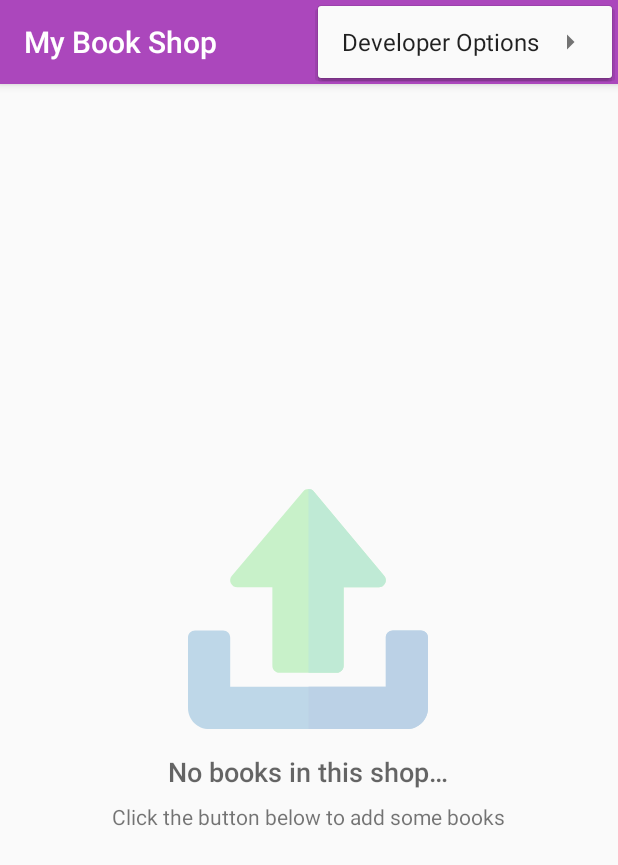
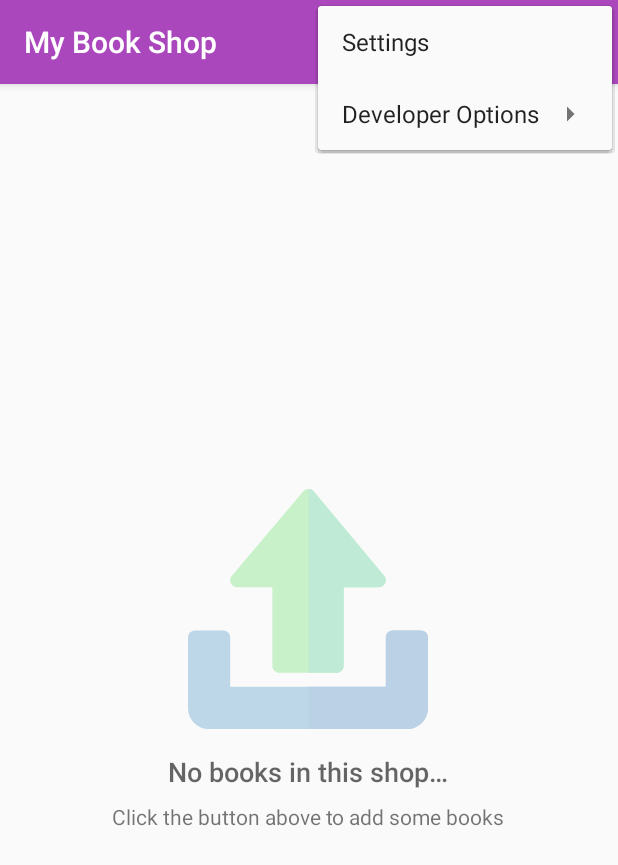
Before and after one commit to amaliaman/MyBookShop, an Android app: the screen it shows after launch (CatalogActivity), with the options menu open, on a phone screen of 412 x 824 dp. Shown: the top 865 px of the screen. Run offline under Robolectric (Android 15) with nearby library versions, the phone set to English and light mode, and no system bars.

Commit message:
Add preferences - order by (year/name)

```diff
--- a/app/src/main/AndroidManifest.xml
+++ b/app/src/main/AndroidManifest.xml
@@ -16,6 +16,7 @@
 
                 <category android:name="android.intent.category.LAUNCHER" />
             </intent-filter>
+
             <meta-data
                 android:name="android.app.shortcuts"
                 android:resource="@xml/shortcuts" />
@@ -29,6 +30,11 @@
             android:authorities="com.example.ami.mybookshop"
             android:enabled="true"
             android:exported="false" />
+
+        <activity
+            android:name=".SettingsActivity"
+            android:label="@string/settings_title"
+            android:parentActivityName=".CatalogActivity" />
     </application>
 
 </manifest>
--- a/app/src/main/java/com/example/ami/mybookshop/CatalogActivity.java
+++ b/app/src/main/java/com/example/ami/mybookshop/CatalogActivity.java
@@ -6,9 +6,11 @@ import android.content.ContentValues;
 import android.content.CursorLoader;
 import android.content.Intent;
 import android.content.Loader;
+import android.content.SharedPreferences;
 import android.database.Cursor;
 import android.net.Uri;
 import android.os.Bundle;
+import android.preference.PreferenceManager;
 import android.support.v7.app.AppCompatActivity;
 import android.view.Menu;
 import android.view.MenuItem;
@@ -90,6 +92,11 @@ public class CatalogActivity extends AppCompatActivity implements LoaderManager.
             case R.id.action_delete_all:
                 deleteAllBooks();
                 return true;
+            // Settings action
+            case R.id.action_settings:
+                Intent settingsIntent = new Intent(this, SettingsActivity.class);
+                startActivity(settingsIntent);
+                return true;
         }
         return super.onOptionsItemSelected(item);
     }
@@ -140,10 +147,20 @@ public class CatalogActivity extends AppCompatActivity implements LoaderManager.
                 BookEntry.COLUMN_BOOK_PRICE,
                 BookEntry.COLUMN_BOOK_QUANTITY
         };
+
+        SharedPreferences sharedPrefs = PreferenceManager.getDefaultSharedPreferences(this);
+
+        // getString retrieves a String value from the preferences.
+        // The second parameter is the default value for this preference.
+        String orderBy = sharedPrefs.getString(
+                getString(R.string.settings_order_by_key),
+                getString(R.string.settings_order_by_default)
+        );
+
         // Now create and return a CursorLoader that will take care of
         // creating a Cursor for the data being displayed.
         return new CursorLoader(this, BookEntry.CONTENT_URI,
-                projection, null, null, null);
+                projection, null, null, orderBy);
     }
 
     // Called when a previously created loader has finished loading
--- /dev/null
+++ b/app/src/main/res/drawable/ic_settings.xml
@@ -0,0 +1,5 @@
+<vector android:height="24dp" android:viewportHeight="512"
+    android:viewportWidth="512" android:width="24dp" xmlns:android="http://schemas.android.com/apk/res/android">
+    <path android:fillColor="#C5C9F7" android:pathData="M500.6,212.599l-59.902,-14.7c-3.296,-10.499 -7.5,-20.7 -12.598,-30.599l30.601,-51c3.596,-6 2.699,-13.5 -2.102,-18.3l-42.598,-42.599c-4.801,-4.801 -12.301,-5.7 -18.303,-2.1L344.7,83.899c-9.902,-5.099 -20.098,-9.3 -30.601,-12.599L299.7,11.4C297.898,4.799 291.899,0 285,0h-60c-6.899,0 -12.898,4.799 -14.7,11.4l-14.399,59.9c-10.503,3.3 -20.698,7.5 -30.601,12.599L114.301,53.3c-6.002,-3.6 -13.502,-2.701 -18.303,2.1L53.401,98c-4.801,4.799 -5.698,12.299 -2.102,18.3l30.601,51c-5.098,9.899 -9.302,20.099 -12.598,30.599l-57.902,14.7C4.797,214.1 0,220.099 0,227v60c0,6.899 4.797,12.9 11.4,14.399l57.902,14.7c3.296,10.501 7.5,20.7 12.598,30.601l-30.601,51c-3.596,6 -2.699,13.5 2.102,18.3l42.598,42.599c4.801,4.801 12.301,5.7 18.303,2.1l50.999,-30.601c9.902,5.101 20.098,9.3 30.601,12.601l14.399,57.9c1.802,6.599 7.8,11.4 14.7,11.4h60c6.899,0 12.898,-4.801 14.7,-11.4l14.399,-57.9c10.503,-3.301 20.698,-7.5 30.601,-12.601l50.999,30.601c6.002,3.6 13.502,2.701 18.303,-2.1L456.599,416c4.801,-4.799 5.698,-12.299 2.102,-18.3l-30.601,-51c5.098,-9.901 9.302,-20.099 12.598,-30.601l59.902,-14.7c6.603,-1.5 11.4,-7.5 11.4,-14.399v-60C512,220.099 507.203,214.1 500.6,212.599zM255,332c-41.4,0 -75,-33.6 -75,-75s33.6,-75 75,-75s75,33.6 75,75S296.4,332 255,332z"/>
+    <path android:fillColor="#A8AFF1" android:pathData="M512,227v60c0,6.899 -4.797,12.9 -11.4,14.399l-59.902,14.7c-3.296,10.501 -7.5,20.7 -12.598,30.601l30.601,51c3.596,6 2.699,13.5 -2.102,18.3l-42.598,42.599c-4.801,4.801 -12.301,5.7 -18.303,2.1l-50.998,-30.6c-9.902,5.101 -20.098,9.3 -30.601,12.601L299.7,500.6c-1.802,6.599 -7.8,11.4 -14.7,11.4h-30V332c41.4,0 75,-33.6 75,-75s-33.6,-75 -75,-75V0h30c6.899,0 12.898,4.799 14.7,11.4l14.399,59.9c10.503,3.3 20.698,7.5 30.601,12.599L395.699,53.3c6.002,-3.6 13.502,-2.701 18.303,2.1L456.599,98c4.801,4.799 5.698,12.299 2.102,18.3l-30.601,51c5.098,9.899 9.302,20.099 12.598,30.599l59.902,14.7C507.203,214.1 512,220.099 512,227z"/>
+</vector>
--- a/app/src/main/res/menu/menu_catalog.xml
+++ b/app/src/main/res/menu/menu_catalog.xml
@@ -11,6 +11,11 @@
             android:id="@+id/action_about"
             android:icon="@drawable/ic_about"
             android:title="@string/action_about"
+            app:showAsAction="ifRoom" />
+        <item
+            android:id="@+id/action_settings"
+            android:icon="@drawable/ic_settings"
+            android:title="@string/settings_menu_item"
             app:showAsAction="ifRoom" />
     </group>
     <group>
--- a/app/src/main/res/values/strings.xml
+++ b/app/src/main/res/values/strings.xml
@@ -15,7 +15,7 @@
     <!--/-->
 
     <string name="empty_view_title_text">No books in this shop…</string>
-    <string name="empty_view_subtitle_text">Click the button below to add some books</string>
+    <string name="empty_view_subtitle_text">Click the button above to add some books</string>
     <string name="sale">Sale</string>
     <string name="details">Details</string>
 
@@ -97,4 +97,28 @@
     <string name="editor_delete_book_successful_all">All books deleted</string>
     <string name="editor_delete_book_failed_all">Error deleting all books</string>
     <string name="required_message">Field is required</string>
+
+    <!-- Strings For Order By Preference [CHAR LIMIT=30] -->
+    <string name="settings_order_by_label">Order By</string>
+    <string name="settings_order_by_key" translatable="false">order_by</string>
+    <string name="settings_order_by_default" translatable="false">@string/settings_order_by_year_asc_value</string>
+
+    <!-- Label for order_by year asc option [CHAR LIMIT=20] -->
+    <string name="settings_order_by_year_asc_label">Year (ascending)</string>
+    <string name="settings_order_by_year_asc_value" translatable="false">year</string>
+
+    <!-- Label for order_by year desc option [CHAR LIMIT=20] -->
+    <string name="settings_order_by_year_desc_label">Year (descending)</string>
+    <string name="settings_order_by_year_desc_value" translatable="false">year DESC</string>
+
+    <!-- Label for order_by book name asc option [CHAR LIMIT=20] -->
+    <string name="settings_order_by_name_asc_label">Name (ascending)</string>
+    <string name="settings_order_by_name_asc_value" translatable="false">name COLLATE NOCASE</string>
+
+    <!-- Label for order_by book name desc option [CHAR LIMIT=20] -->
+    <string name="settings_order_by_name_desc_label">Name (descending)</string>
+    <string name="settings_order_by_name_desc_value" translatable="false">name COLLATE NOCASE DESC</string>
+
+    <string name="settings_menu_item">Settings</string>
+    <string name="settings_title">Settings</string>
 </resources>
```
Also changed, not shown: app/src/main/java/com/example/ami/mybookshop/SettingsActivity.java (added, +49 -0 lines), app/src/main/res/layout/activity_settings.xml (added, +8 -0 lines), app/src/main/res/values/arrays.xml (+14 -0 lines), app/src/main/res/xml/settings_catalog.xml (added, +9 -0 lines).
